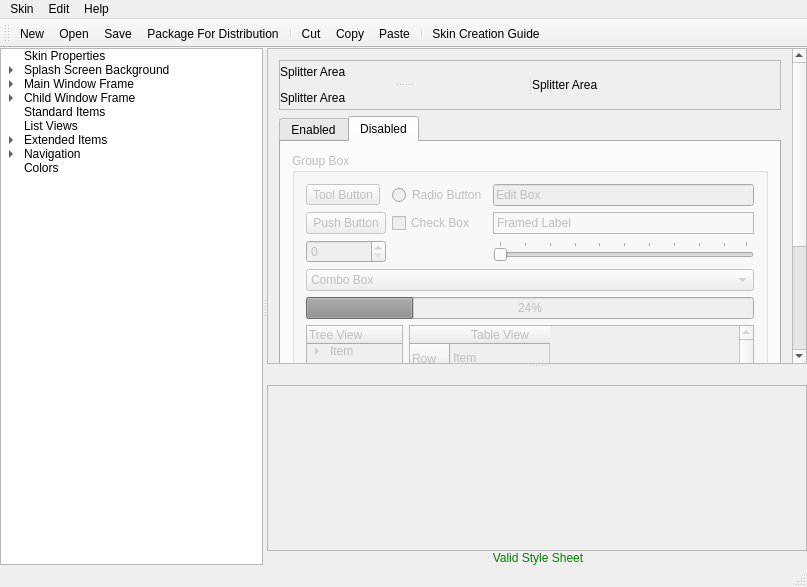
Qt form trunk/QuazaaSkinTool/mainwindow.ui (c3c/quazaa) before a commit.
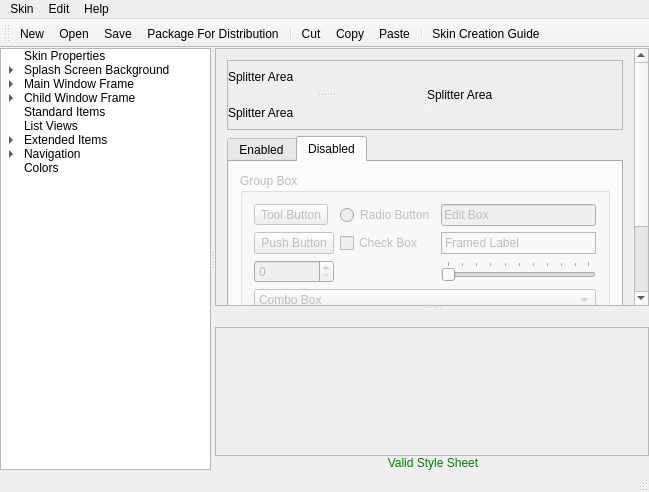
The same form after that commit. The open tabs and pages were chosen to show the change. Icons and pictures are not drawn.

```diff
--- a/trunk/QuazaaSkinTool/mainwindow.ui
+++ b/trunk/QuazaaSkinTool/mainwindow.ui
@@ -6,8 +6,8 @@
    <rect>
     <x>0</x>
     <y>0</y>
-    <width>807</width>
-    <height>587</height>
+    <width>649</width>
+    <height>492</height>
    </rect>
   </property>
   <property name="windowTitle">
@@ -1536,8 +1536,8 @@
               <rect>
                <x>0</x>
                <y>0</y>
-               <width>568</width>
-               <height>526</height>
+               <width>452</width>
+               <height>382</height>
               </rect>
              </property>
              <layout class="QGridLayout" name="gridLayout_29">
@@ -1788,120 +1788,6 @@
                        </property>
                       </widget>
                      </item>
-                     <item row="7" column="0" colspan="4">
-                      <layout class="QGridLayout" name="gridLayout_16">
-                       <item row="1" column="0">
-                        <widget class="QTreeWidget" name="treeWidget_2">
-                         <property name="enabled">
-                          <bool>false</bool>
-                         </property>
-                         <column>
-                          <property name="text">
-                           <string>Tree View</string>
-                          </property>
-                         </column>
-                         <item>
-                          <property name="text">
-                           <string>Item</string>
-                          </property>
-                          <item>
-                           <property name="text">
-                            <string>Child Item</string>
-                           </property>
-                          </item>
-                         </item>
-                        </widget>
-                       </item>
-                       <item row="1" column="1">
-                        <widget class="QTableWidget" name="tableWidget_2">
-                         <property name="enabled">
-                          <bool>false</bool>
-                         </property>
-                         <row>
-                          <property name="text">
-                           <string>Row</string>
-                          </property>
-                         </row>
-                         <row>
-                          <property name="text">
-                           <string>Row 2</string>
-                          </property>
-                         </row>
-                         <column>
-                          <property name="text">
-                           <string>Table View</string>
-                          </property>
-                         </column>
-                         <item row="0" column="0">
-                          <property name="text">
-                           <string>Item</string>
-                          </property>
-                         </item>
-                         <item row="1" column="0">
-                          <property name="text">
-                           <string>Item 2</string>
-                          </property>
-                         </item>
-                        </widget>
-                       </item>
-                       <item row="2" column="0">
-                        <widget class="QListWidget" name="listWidget_2">
-                         <property name="enabled">
-                          <bool>false</bool>
-                         </property>
-                         <item>
-                          <property name="text">
-                           <string>List View</string>
-                          </property>
-                         </item>
-                        </widget>
-                       </item>
-                       <item row="2" column="1">
-                        <widget class="QScrollArea" name="scrollArea_2">
-                         <property name="enabled">
-                          <bool>false</bool>
-                         </property>
-                         <property name="verticalScrollBarPolicy">
-                          <enum>Qt::ScrollBarAlwaysOn</enum>
-                         </property>
-                         <property name="horizontalScrollBarPolicy">
-                          <enum>Qt::ScrollBarAlwaysOn</enum>
-                         </property>
-                         <property name="widgetResizable">
-                          <bool>true</bool>
-                         </property>
-                         <widget class="QFrame" name="frameScrollArea_2">
-                          <property name="geometry">
-                           <rect>
-                            <x>0</x>
-                            <y>0</y>
-                            <width>518</width>
-                            <height>518</height>
-                           </rect>
-                          </property>
-                          <layout class="QGridLayout" name="gridLayout_18">
-                           <item row="0" column="0">
-                            <widget class="QLabel" name="ScrollArea">
-                             <property name="minimumSize">
-                              <size>
-                               <width>500</width>
-                               <height>500</height>
-                              </size>
-                             </property>
-                             <property name="text">
-                              <string>Scroll Area</string>
-                             </property>
-                             <property name="alignment">
-                              <set>Qt::AlignLeading|Qt::AlignLeft|Qt::AlignTop</set>
-                             </property>
-                            </widget>
-                           </item>
-                          </layout>
-                         </widget>
-                        </widget>
-                       </item>
-                      </layout>
-                     </item>
                     </layout>
                    </widget>
                   </item>
@@ -1923,7 +1809,7 @@
                 <property name="minimumSize">
                  <size>
                   <width>0</width>
-                  <height>50</height>
+                  <height>70</height>
                  </size>
                 </property>
                 <property name="frameShape">
@@ -3138,7 +3024,7 @@
     <rect>
      <x>0</x>
      <y>0</y>
-     <width>807</width>
+     <width>649</width>
      <height>27</height>
     </rect>
    </property>
```
Left out of the diff: 10 changed lines with no effect on the pictures.
